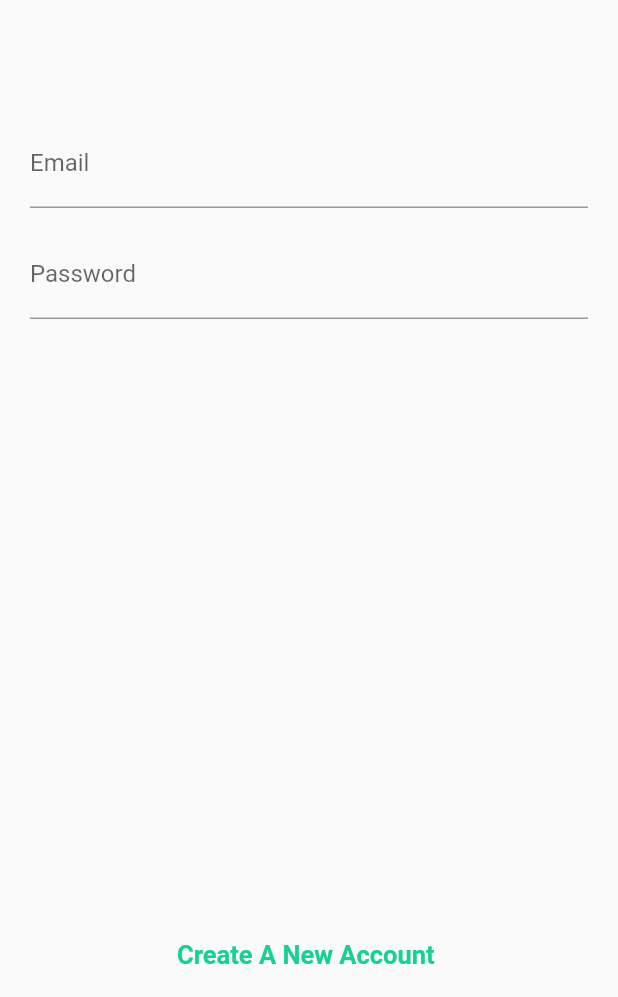
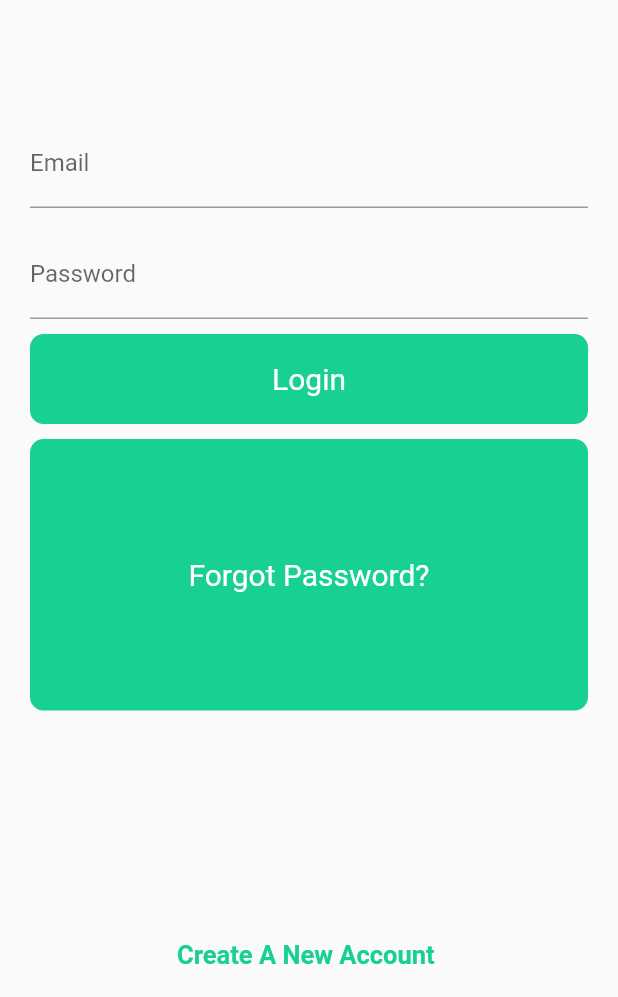
Before and after one commit to Angellan24/droidcamfinal, a Flutter app: the screen it shows after launch, after a tap on "Sign in with Email", on a phone screen of 412 x 824 dp, the part 239-1236 px from its top. Run offline on Flutter 3.47's test engine with Material 2 defaults, Android fonts, the phone set to English and light mode, and no system bars.

```diff
--- a/lib/connect.dart
+++ b/lib/connect.dart
@@ -1,5 +1,5 @@
 import 'package:flutter/material.dart';
-
+import 'welcome.dart';
 class LoginPage extends StatelessWidget {
 
   @override
@@ -59,6 +59,48 @@ class LoginPage extends StatelessWidget {
                 decoration: new InputDecoration(labelText: 'Password'),
               ),
             ),
+            new Row(
+              mainAxisAlignment: MainAxisAlignment.center,
+              children: <Widget>[
+                Expanded(
+                  child: Padding(
+                    padding: const EdgeInsets.only(
+                        left: 20.0, right: 20.0, top: 10.0),
+                    child: GestureDetector(
+                      onTap: () {
+                         Navigator.push(context, MaterialPageRoute(
+                           builder: (context) => WelcomePage(),
+                         ));
+                      },
+                      child: new Container(
+                        alignment: Alignment.center,
+                        height: 60.0,
+                        decoration: new BoxDecoration(
+                              color: Color(0xFF18D191),
+                              borderRadius: new BorderRadius.circular(9.0)),
+                        child: new Text("Login",
+                            style: new TextStyle(
+                                fontSize: 20.0, color: Colors.white))),
+                    ),
+                  ),
+                )
+              ],
+            ),
+            Expanded(
+                  child: Padding(
+                    padding: const EdgeInsets.only(
+                        left: 20.0, right: 20.0, top: 10.0),
+                    child: new Container(
+                        alignment: Alignment.center,
+                        height: 60.0,
+                        decoration: new BoxDecoration(
+                              color: Color(0xFF18D191),
+                              borderRadius: new BorderRadius.circular(9.0)),
+                        child: new Text("Forgot Password?",
+                            style: new TextStyle(
+                                fontSize: 20.0, color: Colors.white))),
+                  ),
+                ),
             Expanded(
               child: Column(
                 mainAxisAlignment: MainAxisAlignment.end,
--- a/lib/main.dart
+++ b/lib/main.dart
@@ -1,5 +1,7 @@
 import 'package:flutter/material.dart';
 import 'connect.dart';
+import 'welcome.dart';
+import 'drop.dart';
 void main() => runApp(DroidCam());
 
 class DroidCam extends StatelessWidget {
```
